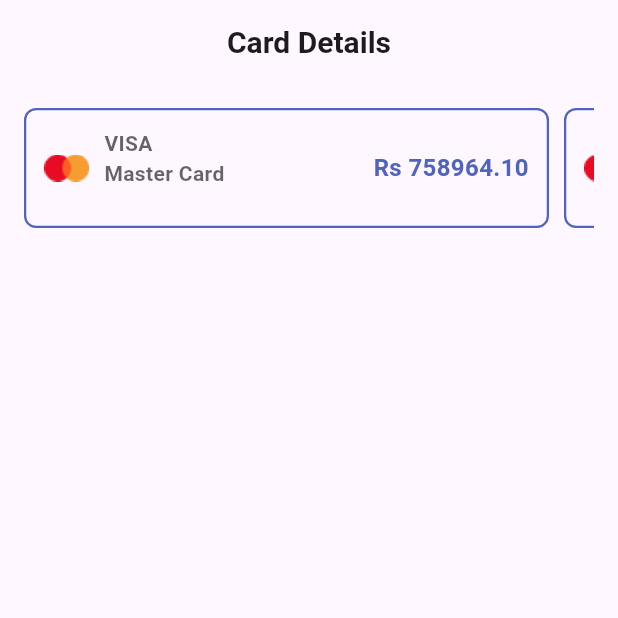
After one commit to Zayahan-Hasan-Shah/Bank-Mobile-App, a Flutter app: the CardDetails screen opened directly, on a phone screen of 412 x 824 dp, the top half of it. The commit adds this screen. Run offline on Flutter 3.47's test engine with Material 3 defaults, Android fonts, the phone set to English and light mode, and no system bars; our stand-ins replace connectivity_plus, device_info_plus, flutter_local_notifications, flutter_riverpod, google_fonts, image_picker and 3 more.

Commit message:
starts work on card detail screen

```diff
--- a/bank_app_practice/lib/core/constants.dart
+++ b/bank_app_practice/lib/core/constants.dart
@@ -101,3 +101,7 @@ const outgoingTransactionMoney3 = 'Rs.56,600';
 const outgoingTransactionDate1 = '04 May 2025';
 const outgoingTransactionDate2 = '04 May 2025';
 const outgoingTransactionDate3 = '04 May 2025';
+
+
+/// card details screen
+const cardDetails = 'Card Details';
--- /dev/null
+++ b/bank_app_practice/lib/views/dashboard/cardDetails/cardDetails.dart
@@ -0,0 +1,41 @@
+import 'package:bank_app_practice/core/constants.dart';
+import 'package:bank_app_practice/utils/customAppBar.dart';
+import 'package:bank_app_practice/views/widgets/common/recentTransactions.dart';
+import 'package:flutter/material.dart';
+
+class CardDetails extends StatefulWidget {
+  const CardDetails({super.key});
+
+  @override
+  State<CardDetails> createState() => _CardDetailsState();
+}
+
+class _CardDetailsState extends State<CardDetails> {
+  @override
+  Widget build(BuildContext context) {
+    return Scaffold(
+      appBar: CustomAppBar(title: cardDetails),
+      body: Padding(
+        padding: const EdgeInsets.all(16),
+        child: SingleChildScrollView(
+          child: Column(
+            crossAxisAlignment: CrossAxisAlignment.start,
+            children: [
+              SingleChildScrollView(
+                scrollDirection: Axis.horizontal,
+                child: Row(
+                  children: [
+                    RecentTransactions(),
+                    SizedBox(width: 10),
+                    RecentTransactions(),
+                  ],
+                ),
+              ),
+              const SizedBox(height: 10),
+            ],
+          ),
+        ),
+      ),
+    );
+  }
+}
--- a/bank_app_practice/lib/views/dashboard/home/homeScreen.dart
+++ b/bank_app_practice/lib/views/dashboard/home/homeScreen.dart
@@ -6,7 +6,7 @@ import 'package:bank_app_practice/utils/titleText.dart';
 import 'package:bank_app_practice/views/dashboard/home/widgets/currentBalance.dart';
 import 'package:bank_app_practice/views/dashboard/home/widgets/incomingTransaction.dart';
 import 'package:bank_app_practice/views/dashboard/home/widgets/outgoingTransaction.dart';
-import 'package:bank_app_practice/views/dashboard/home/widgets/recentTransactions.dart';
+import 'package:bank_app_practice/views/widgets/common/recentTransactions.dart';
 import 'package:bank_app_practice/views/widgets/common/notificationWidget.dart';
 import 'package:bank_app_practice/views/widgets/common/sideBar.dart';
 import 'package:flutter/material.dart';
```
Also changed, not shown: bank_app_practice/lib/views/widgets/common/recentTransactions.dart (renamed from bank_app_practice/lib/views/dashboard/home/widgets/recentTransactions.dart).
